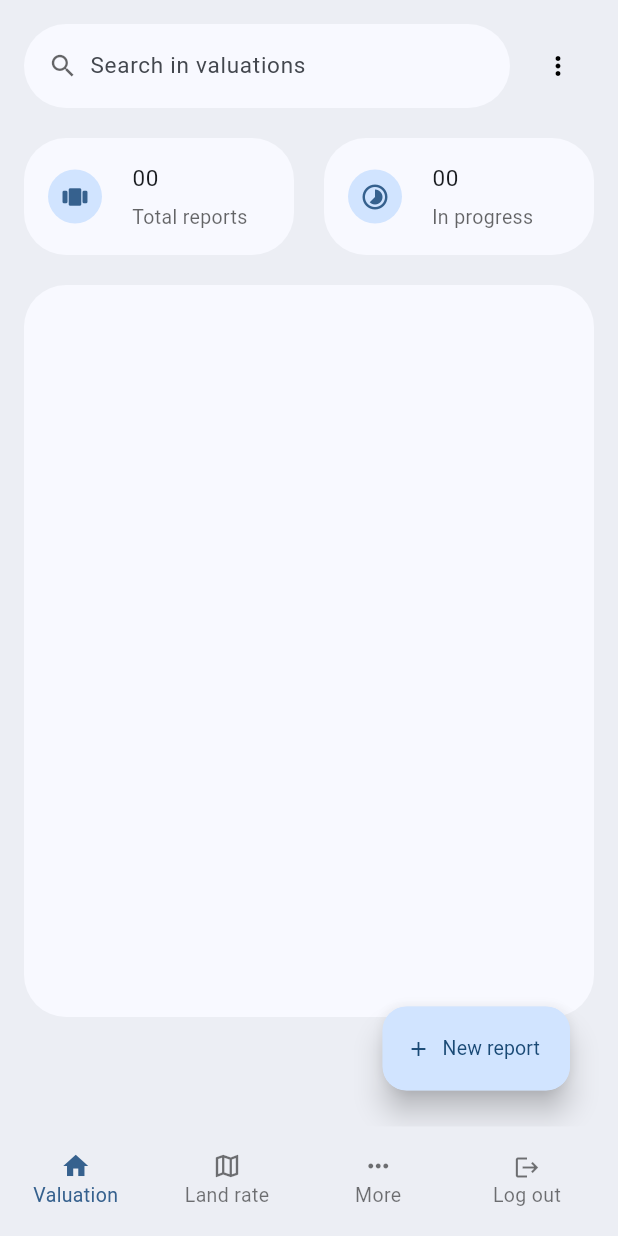
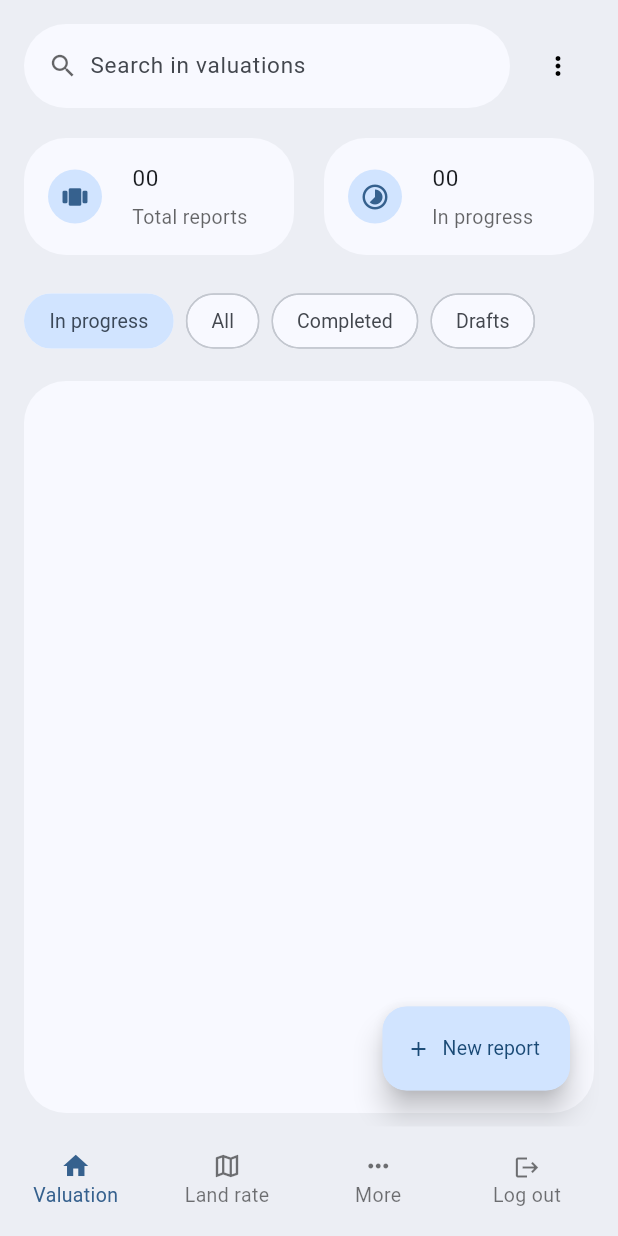
Before and after one commit to deninpaul/ValuatorX, a Flutter app: the HomeScreen screen opened by its route, on a phone screen of 412 x 824 dp. Run offline on Flutter 3.47's test engine with Material 3 defaults, Android fonts, the phone set to English and light mode, and no system bars; our stand-ins replace flutter_dotenv, flutter_map, geocoding, geolocator, hive_ce, image_picker and 3 more; missing offline and left inert: dart:html, flutter_map_cache, flutter_map_marker_cluster, flutter_quill, http_cache_hive_store, markdown and 2 more; accounts and stored records are empty.

Commit message:
fix: better search + filter pills + safer syncs

```diff
--- a/lib/models/valuation.dart
+++ b/lib/models/valuation.dart
@@ -544,7 +544,7 @@ class Valuation {
     REMARKS,
   ];
 
-  static const statusOptions = ["In progress", "Completed", "Backlog"];
+  static const statusOptions = ["In progress", "Completed"];
 
   static const buildingTypeOptions = ["Residential", "Commercial", "Industrial", "-"];
 
--- /dev/null
+++ b/lib/pages/common/header/filter_pill.dart
@@ -0,0 +1,26 @@
+import 'package:flutter/material.dart';
+
+class FilterPill extends StatelessWidget {
+  final String text;
+  final String selectedText;
+  final Function(String) onSelected;
+  const FilterPill({super.key, required this.text, this.selectedText = "", required this.onSelected});
+
+  @override
+  Widget build(BuildContext context) {
+    final colorScheme = Theme.of(context).colorScheme;
+
+    return FilterChip(
+      selected: selectedText == text,
+      showCheckmark: false,
+      label: Text(text, style: TextStyle(fontWeight: FontWeight.normal),),
+      onSelected: (bool val) {
+        if (val == true) {
+          onSelected(text);
+        }
+      },
+      shape: RoundedRectangleBorder(borderRadius: BorderRadius.circular(28)),
+      selectedColor: colorScheme.primaryContainer,
+    );
+  }
+}
--- a/lib/pages/common/header/search_header.dart
+++ b/lib/pages/common/header/search_header.dart
@@ -20,12 +20,20 @@ class _SearchHeaderState extends State<SearchHeader> {
     super.initState();
   }
 
+  onClear() {
+    widget.onSearch!("");
+    controller.text = "";
+  }
+
   @override
   Widget build(BuildContext context) {
     final theme = Theme.of(context);
     final colorScheme = theme.colorScheme;
 
-    return Row(
+    return PopScope(
+      canPop: widget.query.isEmpty,
+      onPopInvokedWithResult: (didPop, result) => onClear(),
+      child: Row(
         mainAxisAlignment: MainAxisAlignment.spaceBetween,
         children: [
           if (widget.onSearch != null)
@@ -37,11 +45,13 @@ class _SearchHeaderState extends State<SearchHeader> {
                 backgroundColor: WidgetStatePropertyAll(colorScheme.surfaceBright),
                 hintText: "Search in ${widget.name.toLowerCase()}s",
                 leading: Padding(padding: const EdgeInsets.only(left: 8), child: Icon(Icons.search, color: theme.hintColor)),
+                trailing: [if (controller.text.isNotEmpty) IconButton(onPressed: onClear, icon: Icon(Icons.close, color: theme.hintColor))],
               ),
             ),
           const SizedBox(width: 8),
           PopupMenuButton(offset: const Offset(0, 48), itemBuilder: (ctx) => [...widget.actions]),
         ],
+      ),
     );
   }
 }
--- a/lib/pages/valuation/valuation_details.dart
+++ b/lib/pages/valuation/valuation_details.dart
@@ -171,7 +171,7 @@ class _ValuationDetailsState extends State<ValuationDetails> with TickerProvider
                       value: widget.valuation.mobile,
                       icon: Icons.dialpad,
                       onPressed: onEditAction,
-                      tabIndex: 1,
+                      tabIndex: 0,
                     ),
                     Divider(),
                     ViewTile(
--- a/lib/pages/valuation/valuation_screen.dart
+++ b/lib/pages/valuation/valuation_screen.dart
@@ -1,11 +1,11 @@
 import 'dart:async';
-
 import 'package:animations/animations.dart';
 import 'package:flutter/material.dart';
 import 'package:provider/provider.dart';
 import 'package:valuatorx/models/valuation.dart';
 import 'package:valuatorx/pages/common/button/create_button.dart';
 import 'package:valuatorx/pages/common/expandable_list.dart';
+import 'package:valuatorx/pages/common/header/filter_pill.dart';
 import 'package:valuatorx/pages/common/header/search_header.dart';
 import 'package:valuatorx/pages/common/view/info_tile.dart';
 import 'package:valuatorx/pages/common/summary_tile.dart';
@@ -21,9 +21,10 @@ class Valuations extends StatefulWidget {
   State<Valuations> createState() => _ValuationsState();
 }
 
-class _ValuationsState extends State<Valuations> {
+class _ValuationsState extends State<Valuations> with WidgetsBindingObserver {
   late ValuationProvider provider;
   String searchQuery = "";
+  String filter = Valuation.statusOptions[0];
   Timer? timer;
 
   String subtitle(Valuation valuation) {
@@ -34,18 +35,29 @@ class _ValuationsState extends State<Valuations> {
     setState(() => searchQuery = val);
   }
 
+  onSelectFilter(String val) {
+    setState(() => filter = val);
+  }
+
   Future<void> fetchAllValuations({bool refresh = true}) async {
     await provider.getValuations(context, refresh: refresh);
     await provider.getDrafts();
   }
 
   syncData() async {
-    timer = Timer.periodic(const Duration(seconds: 15), (_) async => await fetchAllValuations(refresh: false));
+    timer?.cancel();
+    timer = Timer.periodic(const Duration(seconds: 30), (_) async => await fetchAllValuations(refresh: provider.valuations.isEmpty));
+  }
+
+  void stopSync() {
+    timer?.cancel();
+    timer = null;
   }
 
   @override
   void initState() {
     super.initState();
+    WidgetsBinding.instance.addObserver(this);
     WidgetsBinding.instance.addPostFrameCallback((_) {
       provider = Provider.of<ValuationProvider>(context, listen: false);
       fetchAllValuations();
@@ -54,9 +66,19 @@ class _ValuationsState extends State<Valuations> {
   }
 
   @override
+  void didChangeAppLifecycleState(AppLifecycleState state) {
+    if (state == AppLifecycleState.paused || state == AppLifecycleState.inactive) {
+      stopSync();
+    } else if (state == AppLifecycleState.resumed) {
+      syncData();
+    }
+  }
+
+  @override
   void dispose() {
+    stopSync();
     provider.setSelectedItem("", notify: false);
-    timer?.cancel();
+    WidgetsBinding.instance.removeObserver(this);
     super.dispose();
   }
 
@@ -100,10 +122,25 @@ class _ValuationsState extends State<Valuations> {
                         ],
                       ),
                       SizedBox(height: 16),
+                      SingleChildScrollView(
+                        scrollDirection: Axis.horizontal,
+                        child: Row(
+                          spacing: 8,
+                          mainAxisAlignment: MainAxisAlignment.start,
+                          children: [
+                            FilterPill(text: Valuation.statusOptions[0], selectedText: filter, onSelected: onSelectFilter),
+                            FilterPill(text: "All", selectedText: filter, onSelected: onSelectFilter),
+                            FilterPill(text: Valuation.statusOptions[1], selectedText: filter, onSelected: onSelectFilter),
+                            FilterPill(text: "Drafts", selectedText: filter, onSelected: onSelectFilter),
+                            // FilterPill(text: "Trash", selectedText: filter, onSelected: onSelectFilter),
+                          ],
+                        ),
+                      ),
+                      SizedBox(height: 16),
                       ExpandableList(
-                        items: provider.getSearchResults(searchQuery),
+                        items: provider.getSearchResults(query: searchQuery, filter: filter),
                         isLoading: provider.isLoading,
-                        initialCount: 20,
+                        initialCount: 30,
                         itemBuilder: (ctx, valuation, index) {
                           return SummaryTile(
                             id: valuation.id,
--- a/lib/providers/valuation_provider.dart
+++ b/lib/providers/valuation_provider.dart
@@ -31,7 +31,9 @@ class ValuationProvider extends ChangeNotifier {
       debugPrint("Fetched ${valuations.length} Valuation record(s) from Excel successfully.");
       notifyListeners();
     } catch (e) {
-      valuations = [];
+      if (refresh) {
+        valuations = [];
+      }
       debugPrint("Failed to fetch Valuations: ${e.toString()}");
     } finally {
       setLoading(false);
@@ -42,12 +44,28 @@ class ValuationProvider extends ChangeNotifier {
     return allValutions.firstWhere((report) => report.id == selectedItem);
   }
 
-  List<Valuation> getSearchResults(String query) {
-    return allValutions
-        .where(
-          (val) => "${val.reportName} ${val.status} ${val.dateOfInspection} ${val.village} ${val.taluk} ${val.ownerDetails}".toLowerCase().contains(query.toLowerCase()),
-        )
-        .toList();
+  List<Valuation> getSearchResults({String query = "", String filter = ""}) {
+    var result = allValutions.where(
+      (val) => "${val.reportName} ${val.status} ${val.dateOfInspection} ${val.village} ${val.taluk} ${val.ownerDetails} ${val.bankDetails}"
+          .toLowerCase()
+          .contains(query.toLowerCase()),
+    );
+    switch (filter) {
+      case "In progress":
+        result = result.where((val) => val.status == "In progress" || val.status == "Draft");
+        break;
+      case "Completed":
+        result = result.where((val) => val.status == "Completed");
+        break;
+      case "Drafts":
+        result = result.where((val) => val.status == "Draft");
+      case "Trash":
+        result = result.where((val) => val.status == "Trash");
+      case "All":
+      default:
+        result = result.where((val) => val.status != "Trash");
+    }
+    return result.toList();
   }
 
   addValuations(BuildContext context, Valuation newValuation) async {
--- a/pubspec.yaml
+++ b/pubspec.yaml
@@ -1,7 +1,7 @@
 name: valuatorx
-description: "A new Flutter project."
+description: "Create and manage valuation reports and more with ValuatorX"
 publish_to: 'none'
-version: 1.0.0+6
+version: 1.0.0+11
 environment:
   sdk: ^3.7.0
 dependencies:
```
Lines whose indentation alone changed are shown as unchanged.
